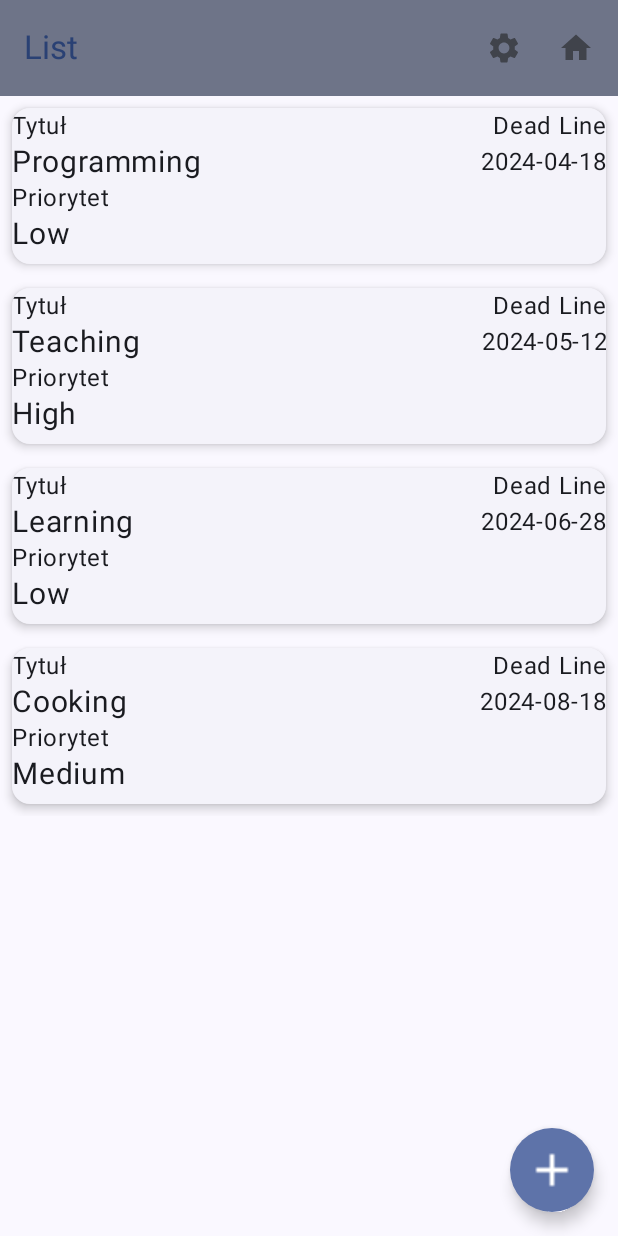
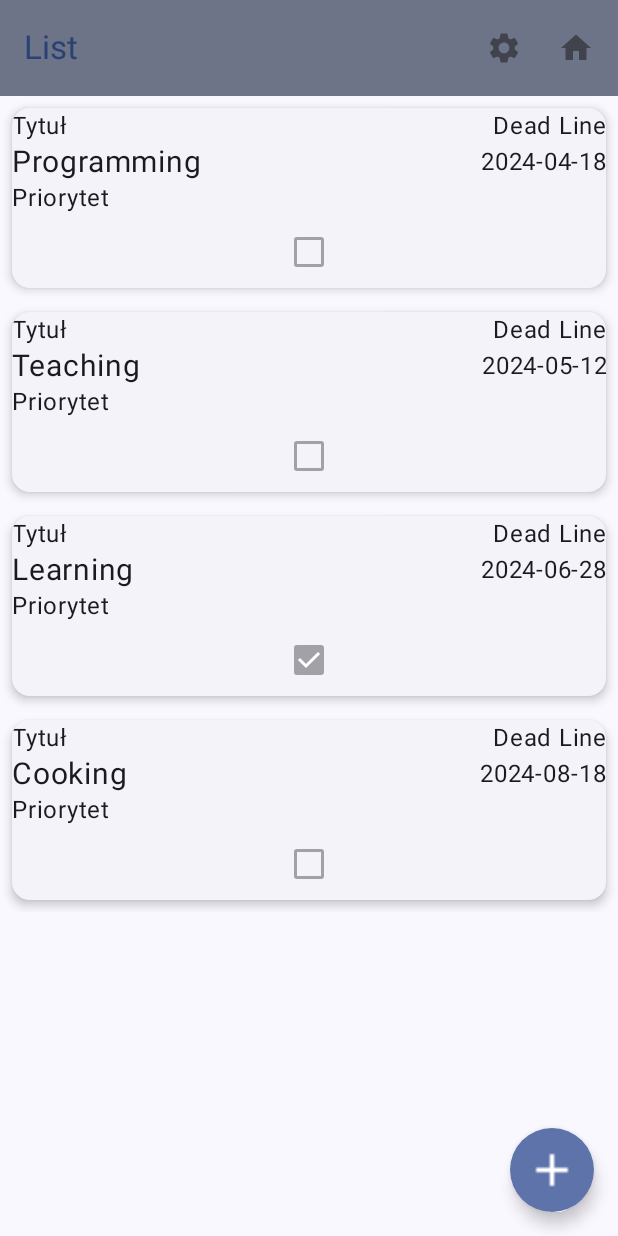
Before and after one commit to IvanykTaras/AndroidStudioProjects-wsei-pam-lab, an Android app built with Jetpack Compose: the ListScreen screen opened through its navigation route, on a phone screen of 412 x 824 dp. Run offline under Robolectric (Android 15) with nearby library versions, the phone set to English and light mode, and no system bars.

Commit message:
lab6 complete without last form

```diff
--- a/app/src/main/java/pl/wsei/pam/lab06/Lab06Activity.kt
+++ b/app/src/main/java/pl/wsei/pam/lab06/Lab06Activity.kt
@@ -1,11 +1,14 @@
 package pl.wsei.pam.lab06
 
 import android.annotation.SuppressLint
+import android.graphics.Paint
 import android.graphics.Paint.Align
 import android.icu.text.CaseMap.Title
 import android.os.Bundle
 import androidx.activity.ComponentActivity
 import androidx.activity.compose.setContent
+import androidx.compose.foundation.Image
+import androidx.compose.foundation.layout.Arrangement
 import androidx.compose.foundation.layout.Column
 import androidx.compose.foundation.layout.Row
 import androidx.compose.foundation.layout.fillMaxSize
@@ -18,9 +21,11 @@ import androidx.compose.foundation.shape.CircleShape
 import androidx.compose.material.icons.Icons
 import androidx.compose.material.icons.filled.Add
 import androidx.compose.material.icons.filled.ArrowBack
+import androidx.compose.material.icons.filled.CheckCircle
 import androidx.compose.material.icons.filled.Home
 import androidx.compose.material.icons.filled.Settings
 import androidx.compose.material3.CardDefaults
+import androidx.compose.material3.Checkbox
 import androidx.compose.material3.ElevatedCard
 import androidx.compose.material3.ExperimentalMaterial3Api
 import androidx.compose.material3.FloatingActionButton
@@ -42,6 +47,8 @@ import androidx.compose.runtime.setValue
 import androidx.compose.ui.Alignment
 import androidx.compose.ui.Modifier
 import androidx.compose.ui.draw.scale
+import androidx.compose.ui.res.painterResource
+import androidx.compose.ui.res.stringResource
 import androidx.compose.ui.text.style.TextAlign
 import androidx.compose.ui.tooling.preview.Preview
 import androidx.compose.ui.unit.dp
@@ -50,6 +57,7 @@ import androidx.navigation.NavController
 import androidx.navigation.compose.NavHost
 import androidx.navigation.compose.composable
 import androidx.navigation.compose.rememberNavController
+import pl.wsei.pam.lab01.R
 import pl.wsei.pam.lab06.ui.theme.Lab01Theme
 import java.time.LocalDate
 
@@ -257,10 +265,12 @@ fun ListItem(item: TodoTask, modifier: Modifier = Modifier) {
                 textAlign = TextAlign.Start
             )
         }
-        Row(Modifier.fillMaxWidth()) {
-            Text(
-                text = priorityToString(item.priority),
-                fontSize = 20.sp
+        Row(Modifier.fillMaxWidth(), horizontalArrangement = Arrangement.Center) {
+            var myState: Boolean = false;
+            Checkbox(
+                checked = item.isDone,
+                onCheckedChange = {  myState = it },
+                enabled = false,
             )
         }
 
--- a/app/src/main/res/values/strings.xml
+++ b/app/src/main/res/values/strings.xml
@@ -21,4 +21,5 @@
     <string name="menu_slideshow">Slideshow</string>
     <string name="title_activity_lab06">Lab06Activity</string>
     <string name="lab06">lab06</string>
+    <string name="done">done</string>
 </resources>
```
